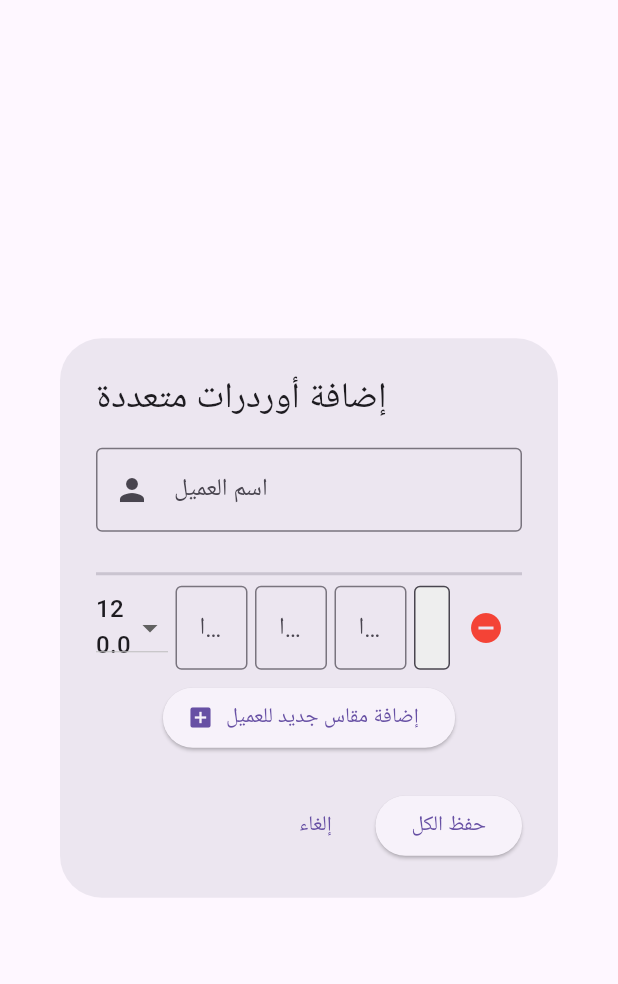
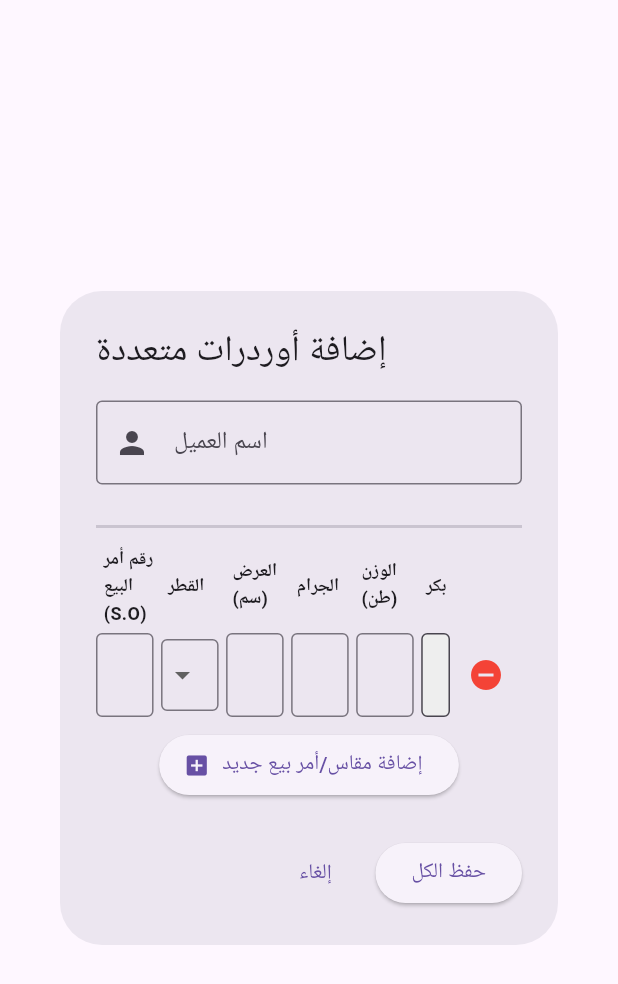
Before and after one commit to shadymohamedabdo/production_planner, a Flutter app: the OrderForm widget shown alone on an empty page, opened directly with empty values, on a phone screen of 412 x 824 dp. Shown: the top 984 px of the screen. Run offline on Flutter 3.47's test engine with Material 3 defaults, Android fonts, the phone set to English and light mode, and no system bars; our stand-ins replace pdf, printing, sqflite_common_ffi; accounts and stored records are empty; Roboto replaces fonts that are missing (Cairo).

Commit message:
سيلز اوردر

```diff
--- a/lib/models/order.dart
+++ b/lib/models/order.dart
@@ -2,10 +2,11 @@
   int? id;
   DateTime date;
   String customerName;
+  String? salesOrder;         // إضافة رقم أمر البيع
   double width;
   int quantity;
   double grams;
-  String status; // غيرنا isPlanned لـ status
+  String status;
   double totalTons;
   final double diameter;
   final double diameterWeight;
@@ -14,11 +15,12 @@
     this.id,
     required this.date,
     required this.customerName,
+    this.salesOrder,
     required this.width,
     required this.quantity,
     required this.grams,
     required this.totalTons,
-    this.status = "انتظار", // القيمة الافتراضية نصية
+    this.status = "انتظار",
     required this.diameter,
     required this.diameterWeight,
   });
@@ -27,11 +29,12 @@
     'id': id,
     'date': date.toIso8601String(),
     'customerName': customerName,
+    'salesOrder': salesOrder,
     'width': width,
     'quantity': quantity,
     'grams': grams,
     'totalTons': totalTons,
-    'status': status, // بنبعت النص للداتا بيز
+    'status': status,
     'diameter': diameter,
     'diameterWeight': diameterWeight,
   };
@@ -40,12 +43,13 @@
     id: map['id'],
     date: DateTime.parse(map['date']),
     customerName: map['customerName'],
+    salesOrder: map['salesOrder'],
     width: (map['width'] as num).toDouble(),
     quantity: map['quantity'],
     grams: (map['grams'] as num).toDouble(),
     totalTons: (map['totalTons'] as num).toDouble(),
-    status: map['status'] ?? 'انتظار', // بنستلم النص
-    diameter: (map['diameter'] as num?)?.toDouble() ?? 120.0,
-    diameterWeight: (map['diameterWeight'] as num?)?.toDouble() ?? 8.0,
+    status: map['status'] ?? 'انتظار',
+    diameter: (map['diameter'] as num?)?.toDouble() ?? 0.0,
+    diameterWeight: (map['diameterWeight'] as num?)?.toDouble() ?? 0.0,
   );
 }
--- a/lib/screens/orders_screen.dart
+++ b/lib/screens/orders_screen.dart
@@ -20,13 +20,11 @@
     _loadOrders();
   }
 
-  // تحميل البيانات المحدثة من الداتا بيز
   Future<void> _loadOrders() async {
     final data = await db.getAllOrders();
     setState(() => _orders = data);
   }
 
-  // حذف طلب واحد
   Future<void> _deleteOrder(int id) async {
     bool? confirm = await showDialog(
       context: context,
@@ -35,40 +33,28 @@
         content: const Text('هل أنت متأكد من حذف هذا الطلب؟'),
         actions: [
           TextButton(onPressed: () => Navigator.pop(ctx, false), child: const Text('إلغاء')),
-          TextButton(
-            onPressed: () => Navigator.pop(ctx, true),
-            child: const Text('حذف', style: TextStyle(color: Colors.red)),
-          ),
+          TextButton(onPressed: () => Navigator.pop(ctx, true), child: const Text('حذف', style: TextStyle(color: Colors.red))),
         ],
       ),
     );
-
     if (confirm == true) {
       await db.deleteOrder(id);
       await _loadOrders();
       if (mounted) {
-        ScaffoldMessenger.of(context).showSnackBar(
-          const SnackBar(content: Text('تم حذف الطلب بنجاح')),
-        );
+        ScaffoldMessenger.of(context).showSnackBar(const SnackBar(content: Text('تم حذف الطلب بنجاح')));
       }
     }
   }
 
-  // تعديل طلب
   Future<void> _editOrder(Order order) async {
     await showDialog(
       context: context,
-      builder: (_) => OrderForm(
-        order: order,
-        onSaved: _loadOrders,
-      ),
+      builder: (_) => OrderForm(order: order, onSaved: _loadOrders),
     );
   }
 
-  // مسح كل الطلبات
   Future<void> _deleteAllOrders() async {
     if (_orders.isEmpty) return;
-
     bool? confirm = await showDialog(
       context: context,
       builder: (ctx) => AlertDialog(
@@ -76,21 +62,15 @@
         content: const Text('هل أنت متأكد أنك تريد مسح جميع الطلبات؟ لا يمكن التراجع.'),
         actions: [
           TextButton(onPressed: () => Navigator.pop(ctx, false), child: const Text('إلغاء')),
-          TextButton(
-            onPressed: () => Navigator.pop(ctx, true),
-            child: const Text('مسح الكل', style: TextStyle(color: Colors.red)),
-          ),
+          TextButton(onPressed: () => Navigator.pop(ctx, true), child: const Text('مسح الكل', style: TextStyle(color: Colors.red))),
         ],
       ),
     );
-
     if (confirm == true) {
       await db.clearAllOrders();
       await _loadOrders();
       if (mounted) {
-        ScaffoldMessenger.of(context).showSnackBar(
-          const SnackBar(content: Text('تم مسح جميع الطلبات بنجاح')),
-        );
+        ScaffoldMessenger.of(context).showSnackBar(const SnackBar(content: Text('تم مسح جميع الطلبات بنجاح')));
       }
     }
   }
@@ -101,19 +81,12 @@
       appBar: AppBar(
         title: const Text('سجل الطلبات'),
         actions: [
-          IconButton(
-            icon: const Icon(Icons.delete_sweep, color: Colors.white),
-            onPressed: _deleteAllOrders,
-            tooltip: 'مسح الكل',
-          ),
+          IconButton(icon: const Icon(Icons.delete_sweep, color: Colors.white), onPressed: _deleteAllOrders, tooltip: 'مسح الكل'),
         ],
       ),
       floatingActionButton: FloatingActionButton.extended(
         onPressed: () async {
-          await showDialog(
-            context: context,
-            builder: (_) => OrderForm(onSaved: _loadOrders),
-          );
+          await showDialog(context: context, builder: (_) => OrderForm(onSaved: _loadOrders));
         },
         label: const Text('طلب جديد'),
         icon: const Icon(Icons.add),
@@ -143,6 +116,7 @@
                 columnSpacing: 15,
                 columns: const [
                   DataColumn(label: Text('التاريخ', style: TextStyle(fontWeight: FontWeight.bold))),
+                  DataColumn(label: Text('أمر البيع', style: TextStyle(fontWeight: FontWeight.bold))),
                   DataColumn(label: Text('العميل', style: TextStyle(fontWeight: FontWeight.bold))),
                   DataColumn(label: Text('العرض', style: TextStyle(fontWeight: FontWeight.bold))),
                   DataColumn(label: Text('الجرام', style: TextStyle(fontWeight: FontWeight.bold))),
@@ -152,14 +126,12 @@
                   DataColumn(label: Text('بكر', style: TextStyle(fontWeight: FontWeight.bold))),
                   DataColumn(label: Text('الحالة', style: TextStyle(fontWeight: FontWeight.bold))),
                   DataColumn(label: Text('إجراءات', style: TextStyle(fontWeight: FontWeight.bold))),
-                ],
-                rows: _orders.map((o) {
-                  // حسابات العرض في الجدول
+                ],                rows: _orders.map((o) {
                   double avgRollWeight = o.width * o.diameterWeight;
                   double totalWeightInKilo = o.totalTons * 1000;
-
                   return DataRow(cells: [
                     DataCell(Text(o.date.toString().split(' ')[0])),
+                    DataCell(Text(o.salesOrder ?? '-')),
                     DataCell(Text(o.customerName)),
                     DataCell(Text('${o.width.toInt()} سم')),
                     DataCell(Text('${o.grams.toInt()}g')),
@@ -167,17 +139,14 @@
                     DataCell(Text('${o.diameter.toInt()} سم')),
                     DataCell(Text('${avgRollWeight.toStringAsFixed(1)} ك')),
                     DataCell(Text(o.quantity.toString())),
-                    // --- بداية الجزء المصلح ---
                     DataCell(
                       Container(
                         padding: const EdgeInsets.symmetric(horizontal: 8, vertical: 4),
                         decoration: BoxDecoration(
-                          // بنقارن النص بكلمة "تم الجدول"
                           color: o.status == "تم الجدول" ? Colors.green.shade100 : Colors.orange.shade100,
                           borderRadius: BorderRadius.circular(8),
                         ),
                         child: Text(
-                          // بنغير النص بناءً على قيمة الـ status
                           o.status == "تم الجدول" ? "مجدول" : "انتظار",
                           style: TextStyle(
                             color: o.status == "تم الجدول" ? Colors.green.shade900 : Colors.orange.shade900,
@@ -186,18 +155,11 @@
                         ),
                       ),
                     ),
-                    // --- نهاية الجزء المصلح ---
                     DataCell(
                       Row(
                         children: [
-                          IconButton(
-                            icon: const Icon(Icons.edit, color: Colors.blue, size: 18),
-                            onPressed: () => _editOrder(o),
-                          ),
-                          IconButton(
-                            icon: const Icon(Icons.delete, color: Colors.red, size: 18),
-                            onPressed: () => _deleteOrder(o.id!),
-                          ),
+                          IconButton(icon: const Icon(Icons.edit, color: Colors.blue, size: 18), onPressed: () => _editOrder(o)),
+                          IconButton(icon: const Icon(Icons.delete, color: Colors.red, size: 18), onPressed: () => _deleteOrder(o.id!)),
                         ],
                       ),
                     ),
--- a/lib/widgets/order_form.dart
+++ b/lib/widgets/order_form.dart
@@ -4,17 +4,18 @@
 
 class OrderForm extends StatefulWidget {
   final VoidCallback onSaved;
-  final Order? order; // رجعنا السطر ده عشان التعديل يشتغل
+  final Order? order;
 
-  OrderForm({required this.onSaved, this.order}); // أضفنا this.order هنا
+  const OrderForm({super.key, required this.onSaved, this.order});
 
   @override
-  _OrderFormState createState() => _OrderFormState();
+  State<OrderForm> createState() => _OrderFormState();
 }
 
 class _OrderFormState extends State<OrderForm> {
   final _customerController = TextEditingController();
   final List<Map<String, dynamic>> _orderRows = [];
+
   final Map<double, double> _diameterSpecs = {
     120.0: 8.0,
     125.0: 8.5,
@@ -25,9 +26,10 @@
   void initState() {
     super.initState();
     if (widget.order != null) {
-      // حالة التعديل: بنملى البيانات من الأوردر اللي جاي
+      // حالة التعديل
       _customerController.text = widget.order!.customerName;
       _orderRows.add({
+        'salesOrder': TextEditingController(text: widget.order!.salesOrder ?? ''),
         'width': TextEditingController(text: widget.order!.width.toString()),
         'grams': TextEditingController(text: widget.order!.grams.toString()),
         'tons': TextEditingController(text: widget.order!.totalTons.toString()),
@@ -35,7 +37,6 @@
         'diameter': widget.order!.diameter,
       });
     } else {
-      // حالة إضافة جديد
       _addNewRow();
     }
   }
@@ -43,6 +44,7 @@
   void _addNewRow() {
     setState(() {
       _orderRows.add({
+        'salesOrder': TextEditingController(), // أضفنا الكنترولر هنا في كل سطر
         'width': TextEditingController(),
         'grams': TextEditingController(),
         'tons': TextEditingController(),
@@ -56,54 +58,75 @@
     var row = _orderRows[index];
     double tons = double.tryParse(row['tons'].text) ?? 0;
     double width = double.tryParse(row['width'].text) ?? 0;
-    double kiloFactor = _diameterSpecs[row['diameter']] ?? 0;
+    double diamWeight = _diameterSpecs[row['diameter']] ?? 0;
 
-    if (tons > 0 && width > 0 && kiloFactor > 0) {
-      // 1. تحويل الطن لكيلو (البسط)
-      double totalWeightKilo = tons * 1000;
-
-      // 2. حساب وزن البكرة الواحدة (المقام)
-      double avgRollWeight = width * kiloFactor;
-
-      // 3. القسمة: الإجمالي على وزن البكرة الواحدة
-      double res = totalWeightKilo / avgRollWeight;
-
-      setState(() {
-        // نستخدم round لتقريب النتيجة لأقرب رقم صحيح
-        row['qty'].text = res.round().toString();
-      });
+    if (tons > 0 && width > 0 && diamWeight > 0) {
+      double rollWeight = width * diamWeight;
+      int calculatedQty = (tons * 1000 / rollWeight).round();
+      row['qty'].text = calculatedQty.toString();
     }
   }
+
+  @override
   @override
   void dispose() {
+    // التأكد من إغلاق الكنترولر الرئيسي
     _customerController.dispose();
+
+    // التأكد من إغلاق كنترولرات الصفوف بشكل آمن
     for (var row in _orderRows) {
-      row['width'].dispose();
-      row['grams'].dispose();
-      row['tons'].dispose();
-      row['qty'].dispose();
+      // علامة الـ ?. بتضمن إن لو الكنترولر null مش هيضرب error
+      row['salesOrder']?.dispose();
+      row['width']?.dispose();
+      row['grams']?.dispose();
+      row['tons']?.dispose();
+      row['qty']?.dispose();
     }
     super.dispose();
   }
-
   @override
   Widget build(BuildContext context) {
     final isEditing = widget.order != null;
-
     return AlertDialog(
       title: Text(isEditing ? 'تعديل الطلب' : 'إضافة أوردرات متعددة'),
       content: SizedBox(
-        width: 900,
+        width: 1100, // زيادة العرض قليلاً لتناسب الخانة الجديدة
         child: SingleChildScrollView(
           child: Column(
             mainAxisSize: MainAxisSize.min,
             children: [
               TextField(
                 controller: _customerController,
-                decoration: const InputDecoration(labelText: 'اسم العميل', border: OutlineInputBorder(), prefixIcon: Icon(Icons.person)),
+                decoration: const InputDecoration(
+                    labelText: 'اسم العميل',
+                    border: OutlineInputBorder(),
+                    prefixIcon: Icon(Icons.person)
+                ),
               ),
               const SizedBox(height: 20),
               const Divider(thickness: 2),
+
+              // عناوين الخانات لتسهيل القراءة
+              Padding(
+                padding: const EdgeInsets.symmetric(horizontal: 5, vertical: 5),
+                child: Row(
+                  children: const [
+                    Expanded(flex: 2, child: Text("رقم أمر البيع (S.O)", style: TextStyle(fontWeight: FontWeight.bold, fontSize: 12))),
+                    SizedBox(width: 5),
+                    Expanded(flex: 2, child: Text("القطر", style: TextStyle(fontWeight: FontWeight.bold, fontSize: 12))),
+                    SizedBox(width: 5),
+                    Expanded(flex: 2, child: Text("العرض (سم)", style: TextStyle(fontWeight: FontWeight.bold, fontSize: 12))),
+                    SizedBox(width: 5),
+                    Expanded(flex: 2, child: Text("الجرام", style: TextStyle(fontWeight: FontWeight.bold, fontSize: 12))),
+                    SizedBox(width: 5),
+                    Expanded(flex: 2, child: Text("الوزن (طن)", style: TextStyle(fontWeight: FontWeight.bold, fontSize: 12))),
+                    SizedBox(width: 5),
+                    Expanded(flex: 1, child: Text("بكر", style: TextStyle(fontWeight: FontWeight.bold, fontSize: 12))),
+                    SizedBox(width: 40),
+                  ],
+                ),
+              ),
+
               ..._orderRows.asMap().entries.map((entry) {
                 int idx = entry.key;
                 var row = entry.value;
@@ -111,11 +134,20 @@
                   padding: const EdgeInsets.only(bottom: 8.0),
                   child: Row(
                     children: [
+                      // خانة Sales Order لكل سطر
                       Expanded(
                         flex: 2,
-                        child: DropdownButton<double>(
+                        child: TextField(
+                          controller: row['salesOrder'],
+                          decoration: const InputDecoration(border: OutlineInputBorder(), hintText: 'S.O #'),
+                        ),
+                      ),
+                      const SizedBox(width: 5),
+                      Expanded(
+                        flex: 2,
+                        child: DropdownButtonFormField<double>(
                           value: row['diameter'],
-                          isExpanded: true,
+                          decoration: const InputDecoration(border: OutlineInputBorder(), contentPadding: EdgeInsets.symmetric(horizontal: 5)),
                           items: _diameterSpecs.keys.map((d) => DropdownMenuItem(value: d, child: Text('$d سم'))).toList(),
                           onChanged: (val) {
                             setState(() => row['diameter'] = val);
@@ -124,14 +156,13 @@
                         ),
                       ),
                       const SizedBox(width: 5),
-                      Expanded(flex: 2, child: TextField(controller: row['width'], keyboardType: TextInputType.number, decoration: const InputDecoration(labelText: 'العرض', border: OutlineInputBorder()), onChanged: (_) => _calculateRow(idx))),
+                      Expanded(flex: 2, child: TextField(controller: row['width'], keyboardType: TextInputType.number, decoration: const InputDecoration(border: OutlineInputBorder()), onChanged: (_) => _calculateRow(idx))),
                       const SizedBox(width: 5),
-                      Expanded(flex: 2, child: TextField(controller: row['grams'], keyboardType: TextInputType.number, decoration: const InputDecoration(labelText: 'الجرام', border: OutlineInputBorder()))),
+                      Expanded(flex: 2, child: TextField(controller: row['grams'], keyboardType: TextInputType.number, decoration: const InputDecoration(border: OutlineInputBorder()))),
                       const SizedBox(width: 5),
-                      Expanded(flex: 2, child: TextField(controller: row['tons'], keyboardType: TextInputType.number, decoration: const InputDecoration(labelText: 'الطن', border: OutlineInputBorder()), onChanged: (_) => _calculateRow(idx))),
+                      Expanded(flex: 2, child: TextField(controller: row['tons'], keyboardType: TextInputType.number, decoration: const InputDecoration(border: OutlineInputBorder()), onChanged: (_) => _calculateRow(idx))),
                       const SizedBox(width: 5),
                       Expanded(flex: 1, child: TextField(controller: row['qty'], readOnly: true, textAlign: TextAlign.center, decoration: InputDecoration(fillColor: Colors.grey[200], filled: true, border: const OutlineInputBorder()))),
-                      // في حالة التعديل بنخفي زرار الحذف عشان بنعدل سطر واحد بس
                       if (!isEditing)
                         IconButton(icon: const Icon(Icons.remove_circle, color: Colors.red), onPressed: () => setState(() => _orderRows.removeAt(idx))),
                     ],
@@ -142,7 +173,7 @@
                 ElevatedButton.icon(
                   onPressed: _addNewRow,
                   icon: const Icon(Icons.add_box),
-                  label: const Text('إضافة مقاس جديد للعميل'),
+                  label: const Text('إضافة مقاس/أمر بيع جديد'),
                 ),
             ],
           ),
@@ -153,35 +184,25 @@
         ElevatedButton(
           onPressed: () async {
             if (_customerController.text.trim().isEmpty) {
-              ScaffoldMessenger.of(context).showSnackBar(
-                const SnackBar(content: Text('برجاء إدخال اسم العميل')),
-              );
+              ScaffoldMessenger.of(context).showSnackBar(const SnackBar(content: Text('برجاء إدخال اسم العميل')));
               return;
-            }
-
-            for (var row in _orderRows) {
-              if (row['width'].text.isEmpty || row['tons'].text.isEmpty) {
-                ScaffoldMessenger.of(context).showSnackBar(
-                  const SnackBar(content: Text('برجاء أكمل بيانات العرض والوزن لكل المقاسات')),
-                );
-                return;
-              }
             }
 
             try {
               for (var row in _orderRows) {
-                // تأكد أن تعريف الكائن هنا يطابق الموديل الجديد تماماً
                 final order = Order(
                   id: isEditing ? widget.order!.id : null,
+                  date: isEditing ? widget.order!.date : DateTime.now(),
                   customerName: _customerController.text.trim(),
-                  date: isEditing ? widget.order!.date : DateTime.now(),
+                  // سحب رقم أمر البيع من السطر نفسه
+                  salesOrder: row['salesOrder'].text.trim(),
                   width: double.parse(row['width'].text),
                   quantity: int.parse(row['qty'].text),
                   grams: double.tryParse(row['grams'].text) ?? 0,
                   totalTons: double.parse(row['tons'].text),
                   diameter: row['diameter'],
                   diameterWeight: _diameterSpecs[row['diameter']]!,
-                  status: isEditing ? widget.order!.status : "انتظار", // تأكد أن الموديل يستقبل status
+                  status: isEditing ? widget.order!.status : "انتظار",
                 );
 
                 if (isEditing) {
@@ -190,22 +211,15 @@
                   await DatabaseHelper().insertOrder(order);
                 }
               }
-
               widget.onSaved();
               Navigator.pop(context);
-
-              ScaffoldMessenger.of(context).showSnackBar(
-                SnackBar(content: Text(isEditing ? 'تم تحديث البيانات' : 'تم حفظ الطلبات بنجاح')),
-              );
             } catch (e) {
-              // هنا الـ Error اللي ظهرلك في الصورة هيتم صيده وطباعته
-              print("Error during save: $e");
-              ScaffoldMessenger.of(context).showSnackBar(
-                SnackBar(content: Text('حدث خطأ: $e'), backgroundColor: Colors.red),
-              );
+              ScaffoldMessenger.of(context).showSnackBar(SnackBar(content: Text('حدث خطأ: $e'), backgroundColor: Colors.red));
             }
           },
           child: Text(isEditing ? 'تحديث البيانات' : 'حفظ الكل'),
-        )      ],    );
+        ),
+      ],
+    );
   }
 }
```
Also changed, not shown: lib/database/database_helper.dart (+13 -11 lines).
